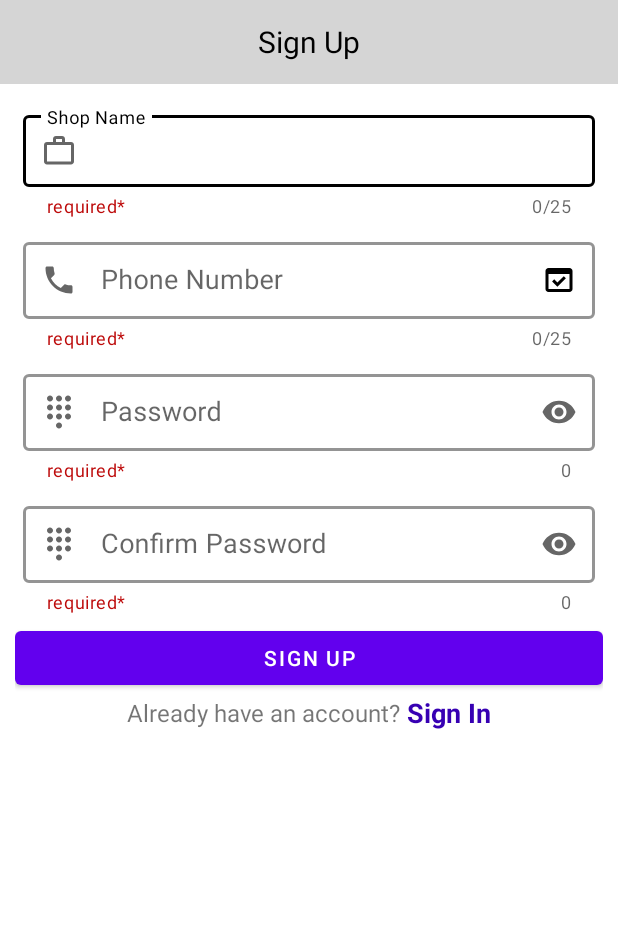
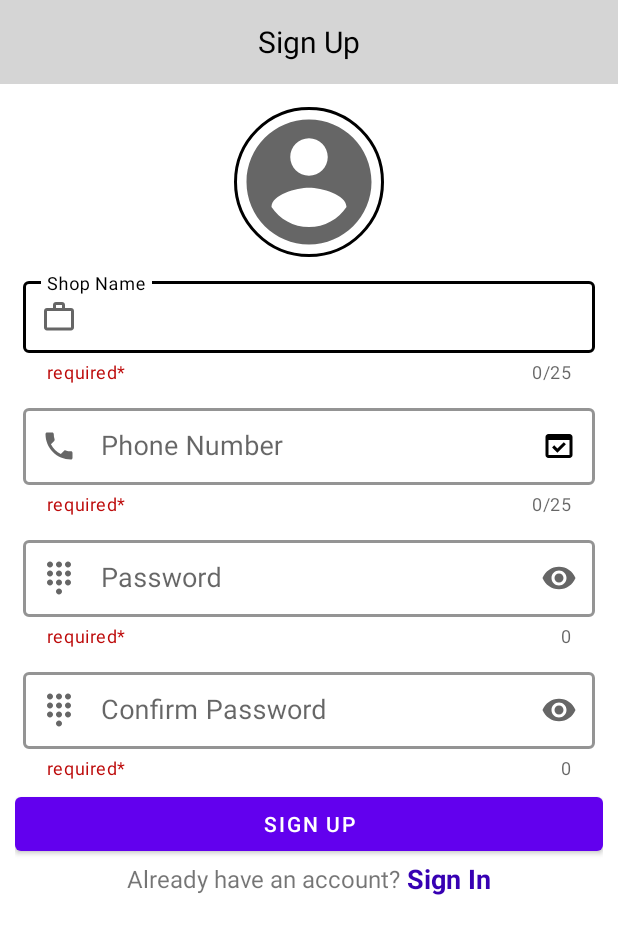
Before and after one commit to Liakot-ali/EasyTransaction, an Android app: the ActivitySignUp screen opened directly, with no data from a screen before it, on a phone screen of 412 x 824 dp. Shown: the top 934 px of the screen. Run offline under Robolectric (Android 15) with nearby library versions, the phone set to English and light mode, and no system bars; our stand-ins replace CircleImageView.

```diff
--- a/app/src/main/java/com/liakot/easytransaction/ActivityHome.java
+++ b/app/src/main/java/com/liakot/easytransaction/ActivityHome.java
@@ -139,7 +139,11 @@ public class ActivityHome extends AppCompatActivity {
     protected void onActivityResult(int requestCode, int resultCode, @Nullable Intent data) {
         super.onActivityResult(requestCode, resultCode, data);
         if(requestCode ==1) {
-            startActivity(new Intent(ActivityHome.this, ActivityHome.class));
+            Intent intent = new Intent(ActivityHome.this, ActivityHome.class);
+//            intent.addFlags(Intent.FLAG_ACTIVITY_CLEAR_TOP);
+//            intent.addFlags(Intent.FLAG_ACTIVITY_CLEAR_TASK);
+            startActivity(intent);
+            finish();
         }
     }
 }
--- a/app/src/main/java/com/liakot/easytransaction/AdapterCustomerList.java
+++ b/app/src/main/java/com/liakot/easytransaction/AdapterCustomerList.java
@@ -92,6 +92,7 @@ public class AdapterCustomerList extends RecyclerView.Adapter<AdapterCustomerLis
                 intent.putExtra("Address", arrayList.get(position).getAddress());
                 intent.putExtra("Amount", arrayList.get(position).getAmount());
                 intent.putExtra("Picture", arrayList.get(position).getPicture());
+                intent.putExtra("Type", "Customer");
 
                 activityContext.startActivity(intent);
             }
--- a/app/src/main/java/com/liakot/easytransaction/AdapterToPayList.java
+++ b/app/src/main/java/com/liakot/easytransaction/AdapterToPayList.java
@@ -86,6 +86,7 @@ public class AdapterToPayList extends RecyclerView.Adapter<AdapterToPayList.View
                 intent.putExtra("Amount", arrayList.get(position).getAmount());
                 intent.putExtra("Address", arrayList.get(position).getAddress());
                 intent.putExtra("Picture", arrayList.get(position).getPicture());
+                intent.putExtra("Type", "ToPay");
                 activityContext.startActivity(intent);
             }
         });
--- a/app/src/main/res/layout/activity_home.xml
+++ b/app/src/main/res/layout/activity_home.xml
@@ -50,10 +50,10 @@
 
         <ImageView
             android:id="@+id/homeSearchBar"
-            android:layout_width="@dimen/toolbar_picture"
-            android:layout_height="@dimen/toolbar_picture"
+            android:layout_width="40sp"
+            android:layout_height="40sp"
             android:layout_gravity="right"
-            android:layout_marginRight="@dimen/lay_pad"
+            android:layout_marginRight="@dimen/inner_pad"
             android:padding="@dimen/inner_pad"
             android:src="@drawable/icon_search_black" />
 
--- a/app/src/main/res/layout/activity_signup.xml
+++ b/app/src/main/res/layout/activity_signup.xml
@@ -35,6 +35,16 @@
             android:layout_height="wrap_content"
             android:padding="@dimen/lay_pad"
             android:orientation="vertical" >
+
+            <de.hdodenhof.circleimageview.CircleImageView
+                android:id="@+id/signUpAppLogo"
+                android:layout_width="@dimen/profile_picture"
+                android:layout_height="@dimen/profile_picture"
+                android:layout_gravity="center"
+                android:layout_margin="@dimen/inner_pad"
+                android:src="@drawable/icon_profile_24"
+                app:civ_border_width="@dimen/picture_border"
+                app:civ_border_color="@color/black"/>
 
             <com.google.android.material.textfield.TextInputLayout
                 android:id="@+id/shopNameLayout"
```
Also changed, not shown: app/src/main/java/com/liakot/easytransaction/ActivityCustomerDetails.java (+4 -3 lines), app/src/main/java/com/liakot/easytransaction/ActivityTransaction.java (+14 -4 lines), app/src/main/java/com/liakot/easytransaction/ClassAddTransaction.java (+13 -3 lines), app/src/main/java/com/liakot/easytransaction/ClassDatabaseHelper.java (+6 -3 lines), app/src/main/res/layout/activity_add_customer.xml (+7 -0 lines).
